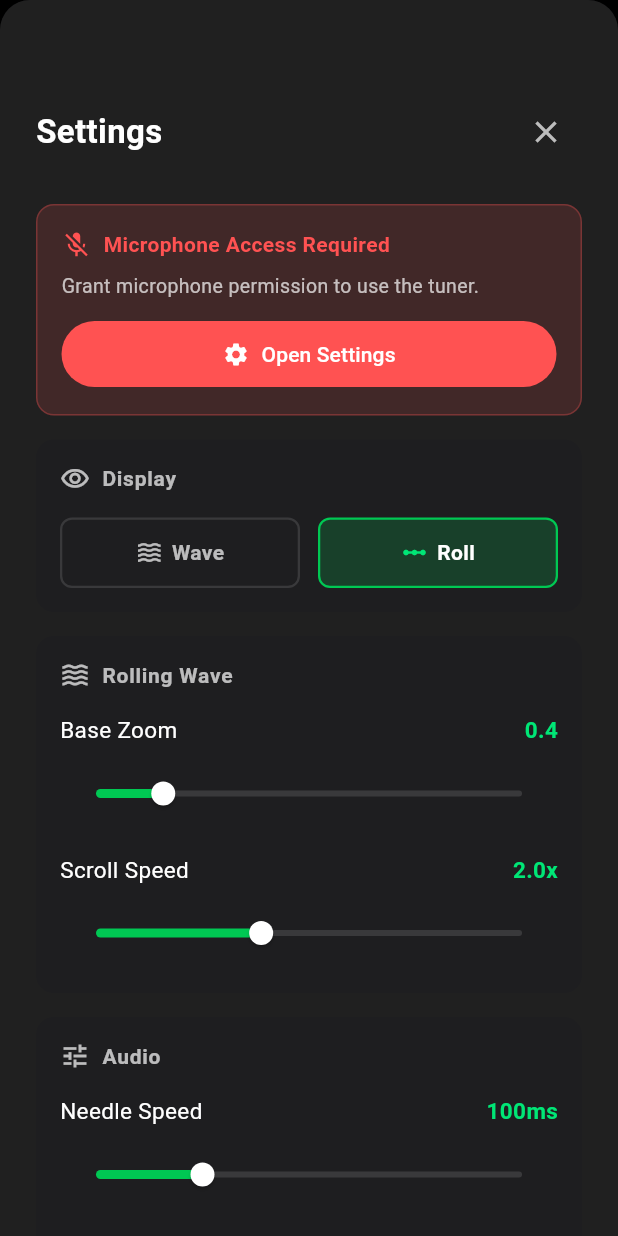
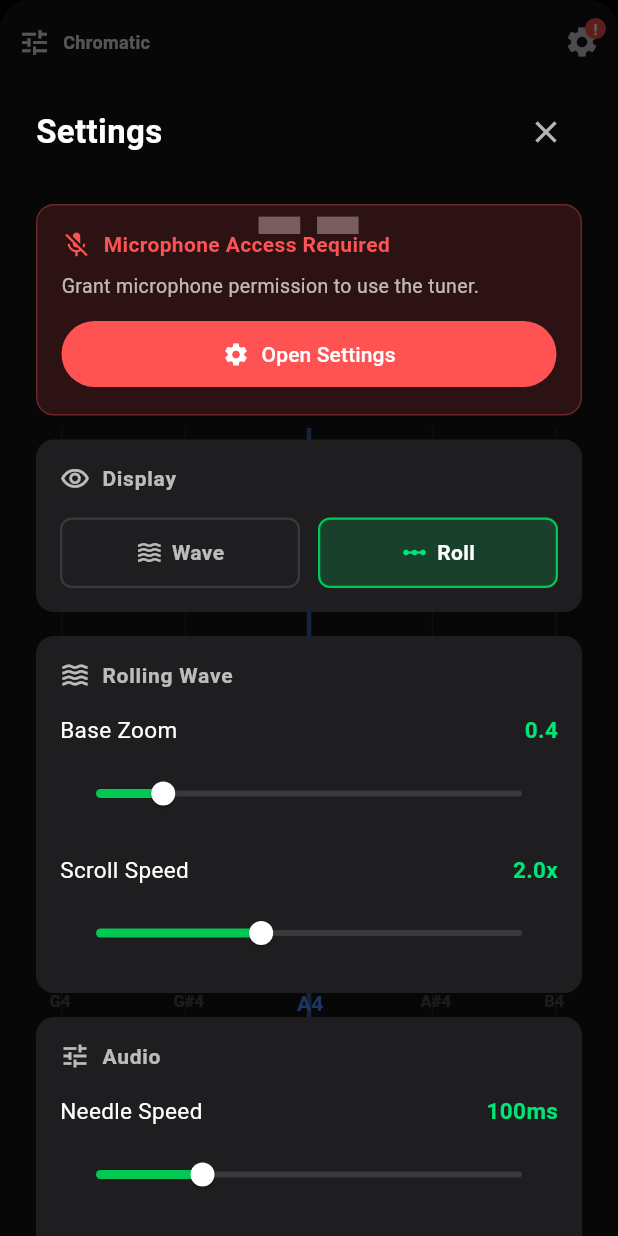
Before and after one commit to philipkingg/tuner, a Flutter app: the screen it shows after launch, after a tap on the "settings" icon, on a phone screen of 412 x 824 dp. Run offline on Flutter 3.47's test engine with Material 3 defaults, Android fonts, the phone set to English and light mode, and no system bars; our stand-ins replace shared_preferences; missing offline and left inert: pitch_detector_dart, record.

Commit message:
fix trans

```diff
--- a/lib/ui/screens/tuner_home.dart
+++ b/lib/ui/screens/tuner_home.dart
@@ -454,7 +454,7 @@ class _TunerHomeState extends State<TunerHome>
   void _showTuningMenu() {
     showModalBottomSheet(
       context: context,
-      backgroundColor: AppConstants.tuningMenuBackgroundColor,
+      backgroundColor: Colors.transparent,
       shape: const RoundedRectangleBorder(
         borderRadius: BorderRadius.vertical(
           top: Radius.circular(AppConstants.tuningMenuBorderRadius),
@@ -522,7 +522,7 @@ class _TunerHomeState extends State<TunerHome>
   void _showSettings() {
     showModalBottomSheet(
       context: context,
-      backgroundColor: AppConstants.tuningMenuBackgroundColor,
+      backgroundColor: Colors.transparent,
       isScrollControlled: true,
       shape: const RoundedRectangleBorder(
         borderRadius: BorderRadius.vertical(
```
